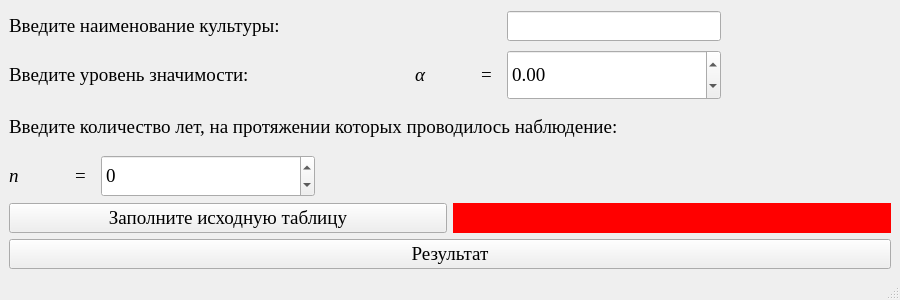
Before: the Qt Designer form files/MainWindow.ui in Vovadoes/HTYTYC, drawn with Qt 5.
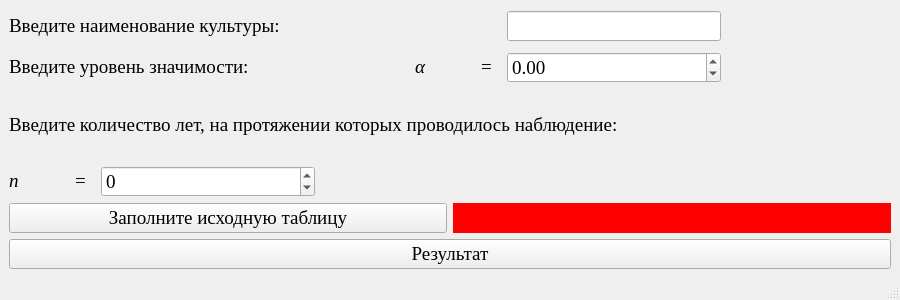
After: the same form once the commit is applied.

The edit to the form file:
```diff
--- a/files/MainWindow.ui
+++ b/files/MainWindow.ui
@@ -12,25 +12,25 @@
   </property>
   <property name="minimumSize">
    <size>
-    <width>0</width>
-    <height>0</height>
+    <width>900</width>
+    <height>300</height>
    </size>
   </property>
   <property name="maximumSize">
    <size>
-    <width>16777215</width>
-    <height>16777215</height>
+    <width>900</width>
+    <height>300</height>
    </size>
   </property>
   <property name="windowTitle">
    <string>Проверка гипотезы о существовании различий урожайности двух сортов некоторой культуры </string>
   </property>
   <widget class="QWidget" name="centralwidget">
-   <layout class="QGridLayout" name="gridLayout_6">
+   <layout class="QGridLayout" name="gridLayout_2" rowstretch="2,1,1,1,1">
     <item row="0" column="0">
      <layout class="QGridLayout" name="gridLayout_5" columnstretch="0,1">
       <item row="0" column="0">
-       <layout class="QGridLayout" name="gridLayout_4">
+       <layout class="QGridLayout" name="gridLayout_4" rowstretch="1,1">
         <item row="0" column="0">
          <layout class="QGridLayout" name="gridLayout_10">
           <item row="0" column="2">
@@ -111,6 +111,12 @@
           </item>
           <item row="0" column="4">
            <widget class="QLineEdit" name="lineEdit">
+            <property name="maximumSize">
+             <size>
+              <width>16777215</width>
+              <height>16777215</height>
+             </size>
+            </property>
             <property name="font">
              <font>
               <family>Times New Roman</family>
@@ -127,6 +133,12 @@
               <height>35</height>
              </size>
             </property>
+            <property name="maximumSize">
+             <size>
+              <width>16777215</width>
+              <height>16777215</height>
+             </size>
+            </property>
             <property name="font">
              <font>
               <family>Times New Roman</family>
@@ -150,6 +162,12 @@
               <height>35</height>
              </size>
             </property>
+            <property name="maximumSize">
+             <size>
+              <width>16777215</width>
+              <height>16777215</height>
+             </size>
+            </property>
             <property name="font">
              <font>
               <family>Times New Roman</family>
@@ -222,7 +240,7 @@
             <property name="maximumSize">
              <size>
               <width>16777215</width>
-              <height>220</height>
+              <height>16777215</height>
              </size>
             </property>
             <property name="font">
@@ -277,6 +295,12 @@
       </item>
       <item row="0" column="1">
        <widget class="QLabel" name="label_44">
+        <property name="maximumSize">
+         <size>
+          <width>16777215</width>
+          <height>16777215</height>
+         </size>
+        </property>
         <property name="text">
          <string/>
         </property>
@@ -285,20 +309,18 @@
      </layout>
     </item>
     <item row="1" column="0">
-     <layout class="QGridLayout" name="gridLayout_2">
+     <layout class="QGridLayout" name="gridLayout_12">
       <item row="0" column="0">
-       <layout class="QGridLayout" name="gridLayout_13" columnstretch="0,1">
-        <item row="0" column="0">
-         <widget class="QLabel" name="label_54">
+       <widget class="QLabel" name="label_41">
           <property name="minimumSize">
            <size>
-            <width>800</width>
+          <width>400</width>
             <height>35</height>
            </size>
           </property>
           <property name="maximumSize">
            <size>
-            <width>800</width>
+          <width>16777215</width>
             <height>16777215</height>
            </size>
           </property>
@@ -313,16 +335,9 @@
           </property>
          </widget>
         </item>
-        <item row="0" column="1">
-         <widget class="QLabel" name="label_59">
-          <property name="text">
-           <string/>
-          </property>
-         </widget>
-        </item>
-       </layout>
-      </item>
-      <item row="1" column="0">
+     </layout>
+    </item>
+    <item row="2" column="0">
        <layout class="QGridLayout" name="gridLayout" columnstretch="0,0,0,0,1">
         <item row="0" column="0">
          <widget class="QLabel" name="label_55">
@@ -386,7 +401,7 @@
           <property name="maximumSize">
            <size>
             <width>16777215</width>
-            <height>220</height>
+          <height>16777215</height>
            </size>
           </property>
           <property name="font">
@@ -436,6 +451,12 @@
         </item>
         <item row="0" column="4">
          <widget class="QLabel" name="label_58">
+        <property name="maximumSize">
+         <size>
+          <width>16777215</width>
+          <height>16777215</height>
+         </size>
+        </property>
           <property name="text">
            <string/>
           </property>
@@ -443,22 +464,20 @@
         </item>
        </layout>
       </item>
-     </layout>
-    </item>
-    <item row="2" column="0">
+    <item row="3" column="0">
      <layout class="QGridLayout" name="gridLayout_14">
       <item row="0" column="1">
        <widget class="QLabel" name="label_13">
         <property name="minimumSize">
          <size>
-          <width>50</width>
+          <width>0</width>
           <height>0</height>
          </size>
         </property>
         <property name="maximumSize">
          <size>
           <width>16777215</width>
-          <height>30</height>
+          <height>16777215</height>
          </size>
         </property>
         <property name="font">
@@ -479,14 +498,14 @@
        <widget class="QPushButton" name="pushButton_8">
         <property name="minimumSize">
          <size>
-          <width>415</width>
+          <width>0</width>
           <height>0</height>
          </size>
         </property>
         <property name="maximumSize">
          <size>
           <width>16777215</width>
-          <height>30</height>
+          <height>16777215</height>
          </size>
         </property>
         <property name="font">
@@ -502,10 +521,16 @@
       </item>
      </layout>
     </item>
-    <item row="3" column="0">
+    <item row="4" column="0">
      <layout class="QGridLayout" name="gridLayout_3">
       <item row="0" column="0">
        <widget class="QPushButton" name="pushButton_3">
+        <property name="maximumSize">
+         <size>
+          <width>16777215</width>
+          <height>16777215</height>
+         </size>
+        </property>
         <property name="font">
          <font>
           <family>Times New Roman</family>
```
Lines whose indentation alone changed are shown as unchanged.
